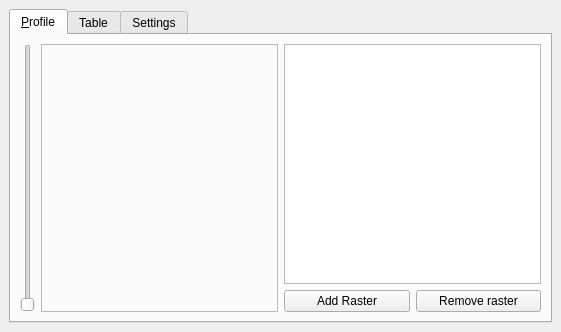
This is ui/profiletool.ui in etiennesky/profiletool-fork as Qt 5 draws it before an edit. The edited form follows.
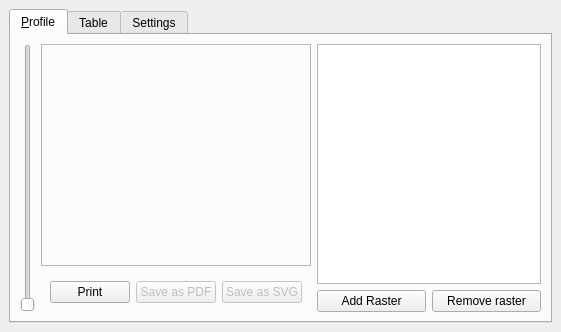
This is the edited form.

Commit message: ui cleanup - all widgets in designer

The edit to the form file:
```diff
--- a/ui/profiletool.ui
+++ b/ui/profiletool.ui
@@ -56,27 +56,80 @@
          <layout class="QHBoxLayout" name="_2">
           <item>
            <layout class="QGridLayout" name="gridLayout">
-            <item row="0" column="0">
-             <widget class="QSlider" name="scaleSlider">
-              <property name="sizePolicy">
-               <sizepolicy hsizetype="Maximum" vsizetype="Expanding">
-                <horstretch>0</horstretch>
-                <verstretch>0</verstretch>
-               </sizepolicy>
-              </property>
-              <property name="orientation">
-               <enum>Qt::Vertical</enum>
-              </property>
-             </widget>
-            </item>
             <item row="0" column="1">
              <widget class="QFrame" name="frame_for_plot">
+              <property name="sizePolicy">
+               <sizepolicy hsizetype="Preferred" vsizetype="Preferred">
+                <horstretch>0</horstretch>
+                <verstretch>1</verstretch>
+               </sizepolicy>
+              </property>
               <property name="frameShape">
                <enum>QFrame::StyledPanel</enum>
               </property>
               <property name="frameShadow">
                <enum>QFrame::Raised</enum>
               </property>
+              <layout class="QVBoxLayout" name="verticalLayout_9"/>
+             </widget>
+            </item>
+            <item row="1" column="1">
+             <widget class="QWidget" name="widget_save_buttons" native="true">
+              <layout class="QHBoxLayout" name="horizontalLayout_3">
+               <item>
+                <widget class="QPushButton" name="butPrint">
+                 <property name="text">
+                  <string>Print</string>
+                 </property>
+                </widget>
+               </item>
+               <item>
+                <widget class="QPushButton" name="butPDF">
+                 <property name="enabled">
+                  <bool>false</bool>
+                 </property>
+                 <property name="text">
+                  <string>Save as PDF</string>
+                 </property>
+                </widget>
+               </item>
+               <item>
+                <widget class="QPushButton" name="butSVG">
+                 <property name="enabled">
+                  <bool>false</bool>
+                 </property>
+                 <property name="text">
+                  <string>Save as SVG</string>
+                 </property>
+                </widget>
+               </item>
+               <item>
+                <spacer name="horizontalSpacer">
+                 <property name="orientation">
+                  <enum>Qt::Horizontal</enum>
+                 </property>
+                 <property name="sizeHint" stdset="0">
+                  <size>
+                   <width>1</width>
+                   <height>20</height>
+                  </size>
+                 </property>
+                </spacer>
+               </item>
+              </layout>
+             </widget>
+            </item>
+            <item row="0" column="0" rowspan="2">
+             <widget class="QSlider" name="scaleSlider">
+              <property name="sizePolicy">
+               <sizepolicy hsizetype="Maximum" vsizetype="Expanding">
+                <horstretch>0</horstretch>
+                <verstretch>0</verstretch>
+               </sizepolicy>
+              </property>
+              <property name="orientation">
+               <enum>Qt::Vertical</enum>
+              </property>
              </widget>
             </item>
            </layout>
@@ -162,8 +215,8 @@
             <rect>
              <x>0</x>
              <y>0</y>
-             <width>517</width>
-             <height>244</height>
+             <width>525</width>
+             <height>255</height>
             </rect>
            </property>
           </widget>
```
The commit also changes 2 other files.
